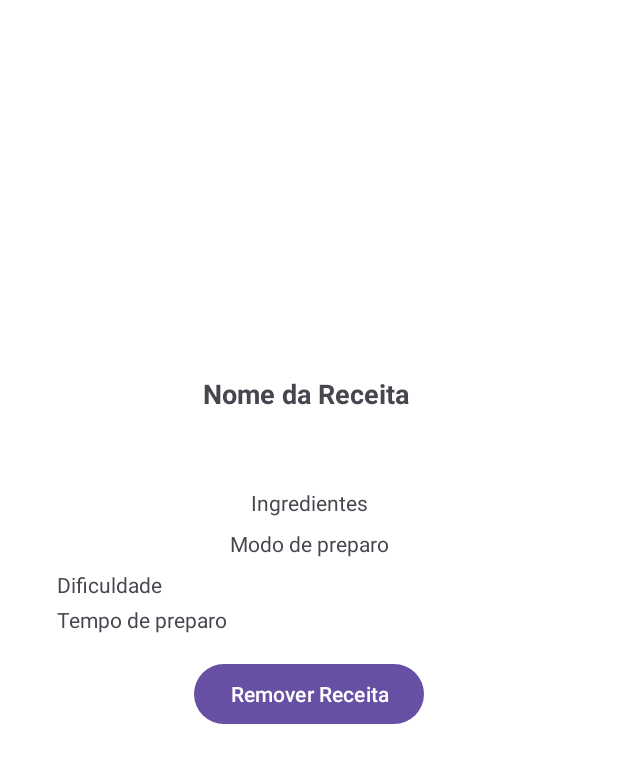
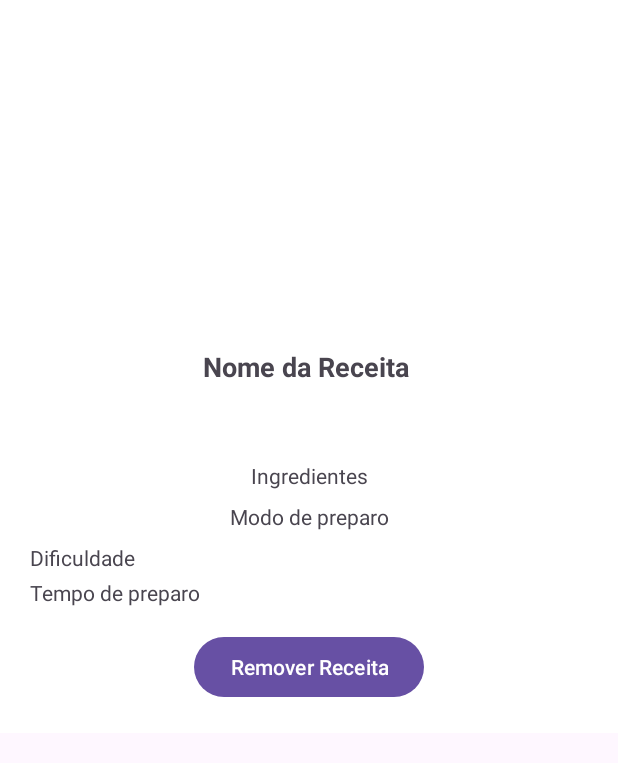
Before and after one commit to ratio-culinae-proj-final/RC-Android, an Android app: the layout modal_detalhes_favorita.xml on its own in the app's theme, with its tools: preview values and no code run, on a phone screen of 412 x 824 dp. Shown: the top 763 px of the screen. Run offline under Robolectric (Android 15) with nearby library versions, the phone set to English and light mode, and no system bars.

Commit message:
mudando padding do modal de detalhes

```diff
--- a/app/src/main/res/layout/modal_detalhes_favorita.xml
+++ b/app/src/main/res/layout/modal_detalhes_favorita.xml
@@ -4,7 +4,7 @@
     xmlns:app="http://schemas.android.com/apk/res-auto"
     android:layout_width="match_parent"
     android:layout_height="wrap_content"
-    android:padding="38dp"
+    android:padding="20dp"
     android:background="@android:color/white">
 
     <androidx.constraintlayout.widget.ConstraintLayout
```
